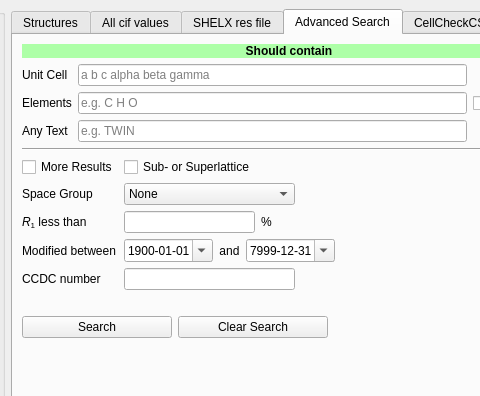
Above: gui/strf_main.ui from dkratzert/StructureFinder before the change; both pictures show x 155 to 635 and y 0 to 396 of the 1280 by 715 pixel window. Below: the same form after it.
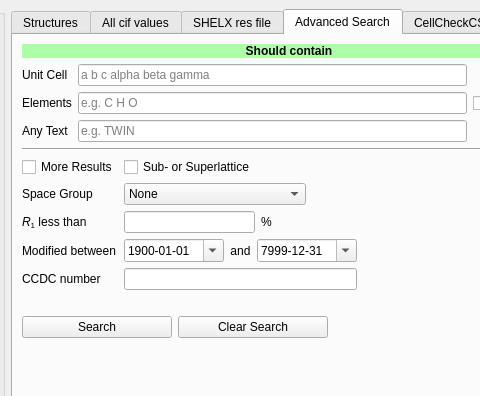
That is the form after the change.

Diff of the .ui file:
```diff
--- a/gui/strf_main.ui
+++ b/gui/strf_main.ui
@@ -1614,6 +1614,12 @@
                   <verstretch>0</verstretch>
                  </sizepolicy>
                 </property>
+                <property name="minimumSize">
+                 <size>
+                  <width>100</width>
+                  <height>0</height>
+                 </size>
+                </property>
                 <property name="alignment">
                  <set>Qt::AlignLeading|Qt::AlignLeft|Qt::AlignVCenter</set>
                 </property>
@@ -1672,6 +1678,12 @@
                   <verstretch>0</verstretch>
                  </sizepolicy>
                 </property>
+                <property name="minimumSize">
+                 <size>
+                  <width>100</width>
+                  <height>0</height>
+                 </size>
+                </property>
                 <property name="correctionMode">
                  <enum>QAbstractSpinBox::CorrectToNearestValue</enum>
                 </property>
@@ -2922,8 +2934,18 @@
               </property>
              </widget>
             </item>
-            <item row="4" column="1" colspan="2">
-             <widget class="QLineEdit" name="CCDCNumLineEdit"/>
+            <item row="4" column="1" colspan="3">
+             <widget class="QLineEdit" name="CCDCNumLineEdit">
+              <property name="sizePolicy">
+               <sizepolicy hsizetype="Expanding" vsizetype="Fixed">
+                <horstretch>0</horstretch>
+                <verstretch>0</verstretch>
+               </sizepolicy>
+              </property>
+              <property name="dragEnabled">
+               <bool>true</bool>
+              </property>
+             </widget>
             </item>
            </layout>
           </item>
```
Left out of the diff: 212 changed lines with no effect on the pictures.
